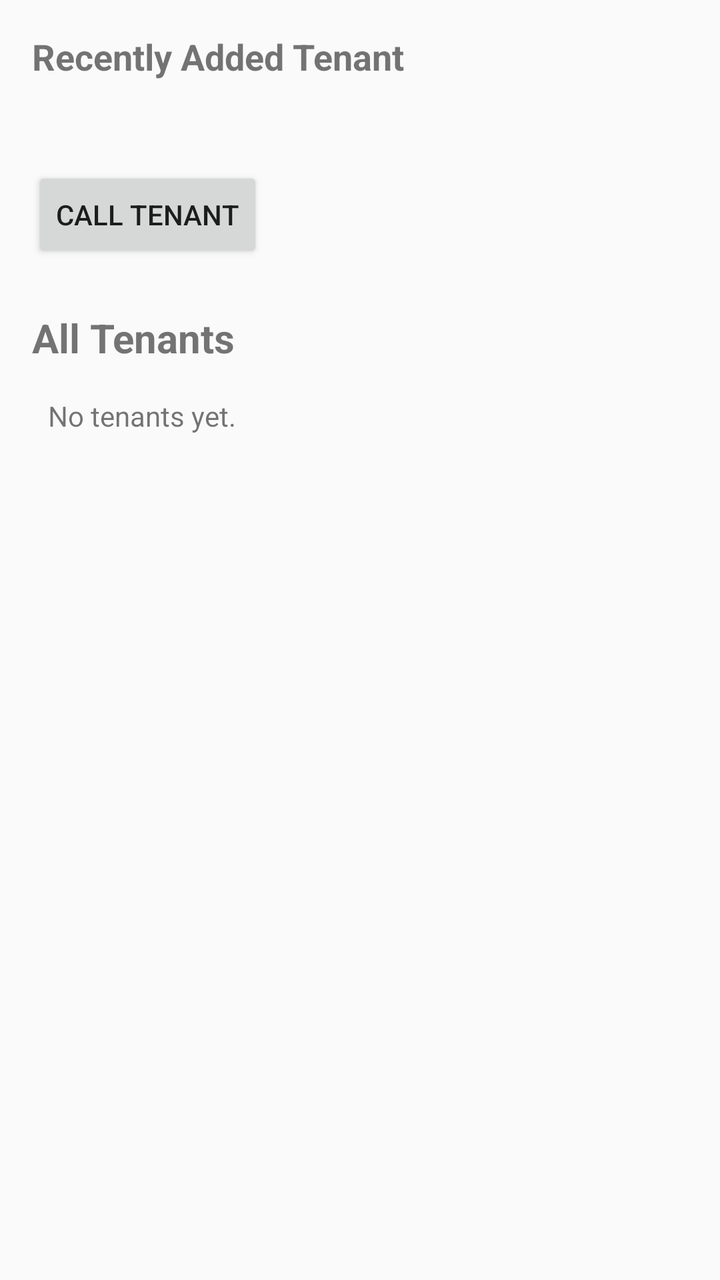
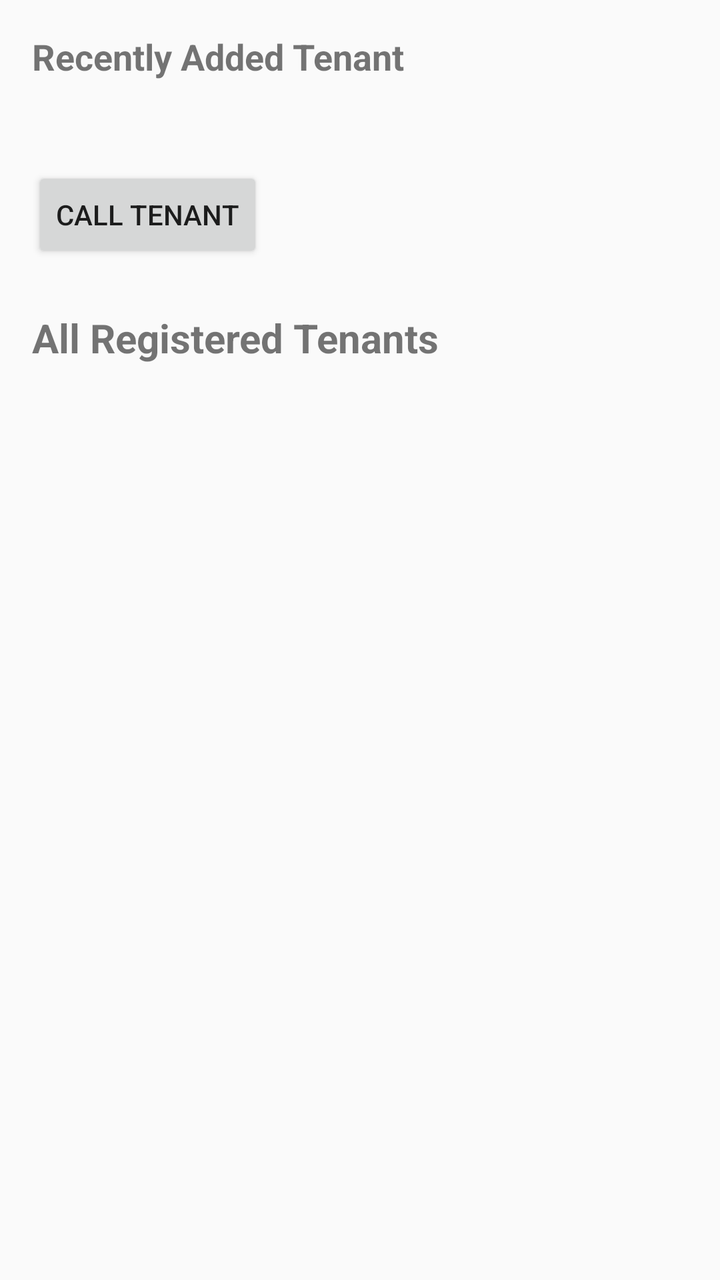

The first picture is an Android layout as it rendered before a commit; the second is the same layout after the commit. The layout source and the unified diff follow.
<!-- AndroidManifest.xml: application theme Theme.TenantManagmentSystem -->
<!-- res/layout/fragment_view_tenants.xml -->
<?xml version="1.0" encoding="utf-8"?>
<layout xmlns:android="http://schemas.android.com/apk/res/android"
    xmlns:app="http://schemas.android.com/apk/res-auto">

    <data>
        <variable
            name="tenant"
            type="com.example.tenantmanagmentsystem.data.model.Tenant" />
    </data>

    <androidx.constraintlayout.widget.ConstraintLayout
        android:layout_width="match_parent"
        android:layout_height="match_parent"
        android:padding="16dp">

        <TextView
            android:id="@+id/newTenantLabel"
            android:layout_width="wrap_content"
            android:layout_height="wrap_content"
            android:text="Recently Added Tenant"
            android:textSize="18sp"
            android:textStyle="bold"
            app:layout_constraintTop_toTopOf="parent"
            app:layout_constraintStart_toStartOf="parent" />

        <TextView
            android:id="@+id/newTenantTextView"
            android:layout_width="0dp"
            android:layout_height="wrap_content"
            android:text="@{tenant != null ? tenant.summary() : `No recent tenant`}"
            android:padding="12dp"
            app:layout_constraintTop_toBottomOf="@id/newTenantLabel"
            app:layout_constraintStart_toStartOf="parent"
            app:layout_constraintEnd_toEndOf="parent" />

        <Button
            android:id="@+id/callButton"
            android:layout_width="wrap_content"
            android:layout_height="wrap_content"
            android:text="CALL TENANT"
            app:layout_constraintTop_toBottomOf="@id/newTenantTextView"
            app:layout_constraintStart_toStartOf="parent" />

        <androidx.constraintlayout.widget.Group
            android:id="@+id/newTenantGroup"
            android:layout_width="wrap_content"
            android:layout_height="wrap_content"
            app:constraint_referenced_ids="newTenantLabel,newTenantTextView,callButton" />

        <TextView
            android:id="@+id/allTenantsLabel"
            android:layout_width="wrap_content"
            android:layout_height="wrap_content"
            android:text="All Tenants"
            android:textSize="20sp"
            android:textStyle="bold"
            android:layout_marginTop="24dp"
            app:layout_constraintTop_toBottomOf="@id/callButton"
            app:layout_constraintStart_toStartOf="parent" />

        <ScrollView
            android:layout_width="0dp"
            android:layout_height="0dp"
            android:layout_marginTop="8dp"
            app:layout_constraintTop_toBottomOf="@id/allTenantsLabel"
            app:layout_constraintBottom_toBottomOf="parent"
            app:layout_constraintStart_toStartOf="parent"
            app:layout_constraintEnd_toEndOf="parent">

            <TextView
                android:id="@+id/allTenantsTextView"
                android:layout_width="match_parent"
                android:layout_height="wrap_content"
                android:text="No tenants yet."
                android:padding="8dp" />

        </ScrollView>

    </androidx.constraintlayout.widget.ConstraintLayout>
</layout>
<!-- resources referenced by this layout -->
<resources>
  <style name="Theme.TenantManagmentSystem" parent="Base.Theme.TenantManagmentSystem" />
  <style name="Base.Theme.TenantManagmentSystem" parent="Theme.AppCompat.DayNight.NoActionBar">
      </style>
</resources>

<!-- the commit's change to res/layout/fragment_view_tenants.xml (unified diff, before → after) -->
@@ -27,8 +27,8 @@
             android:id="@+id/newTenantTextView"
             android:layout_width="0dp"
             android:layout_height="wrap_content"
+            android:padding="12dp"
             android:text="@{tenant != null ? tenant.summary() : `No recent tenant`}"
-            android:padding="12dp"
             app:layout_constraintTop_toBottomOf="@id/newTenantLabel"
             app:layout_constraintStart_toStartOf="parent"
             app:layout_constraintEnd_toEndOf="parent" />
@@ -51,7 +51,7 @@
             android:id="@+id/allTenantsLabel"
             android:layout_width="wrap_content"
             android:layout_height="wrap_content"
-            android:text="All Tenants"
+            android:text="All Registered Tenants"
             android:textSize="20sp"
             android:textStyle="bold"
             android:layout_marginTop="24dp"
@@ -67,14 +67,15 @@
             app:layout_constraintStart_toStartOf="parent"
             app:layout_constraintEnd_toEndOf="parent">
 
-            <TextView
-                android:id="@+id/allTenantsTextView"
+            <LinearLayout
+                android:id="@+id/tenantListContainer"
                 android:layout_width="match_parent"
                 android:layout_height="wrap_content"
-                android:text="No tenants yet."
-                android:padding="8dp" />
+                android:orientation="vertical"
+                android:paddingBottom="16dp" />
 
         </ScrollView>
 
     </androidx.constraintlayout.widget.ConstraintLayout>
+
 </layout>
